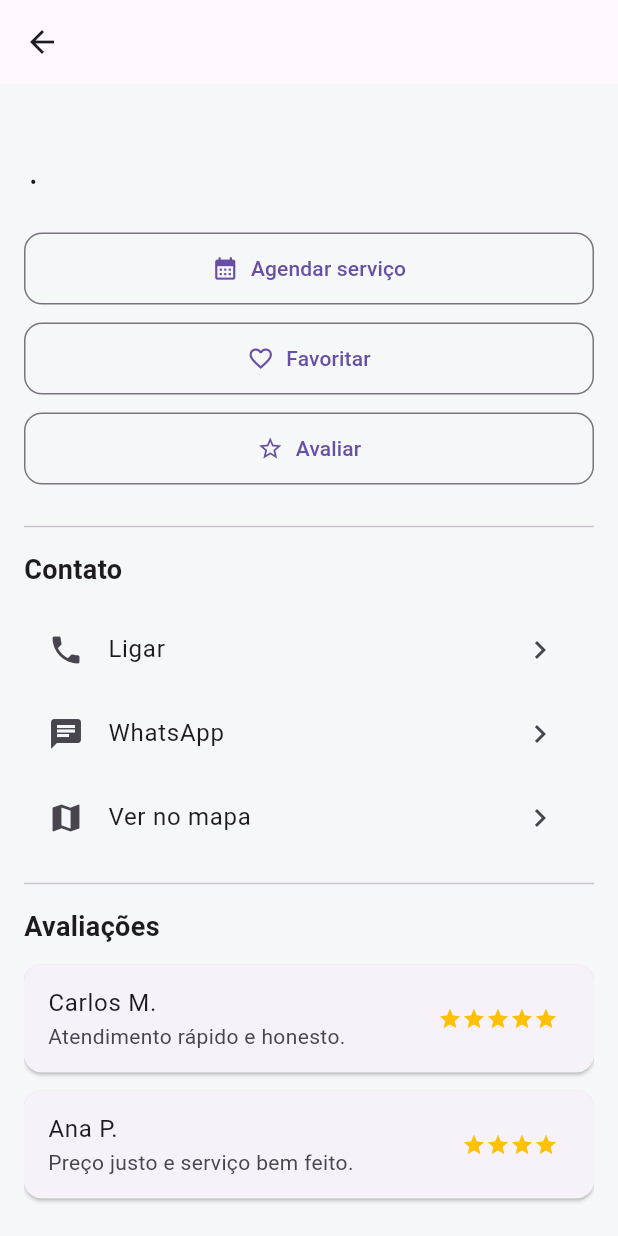
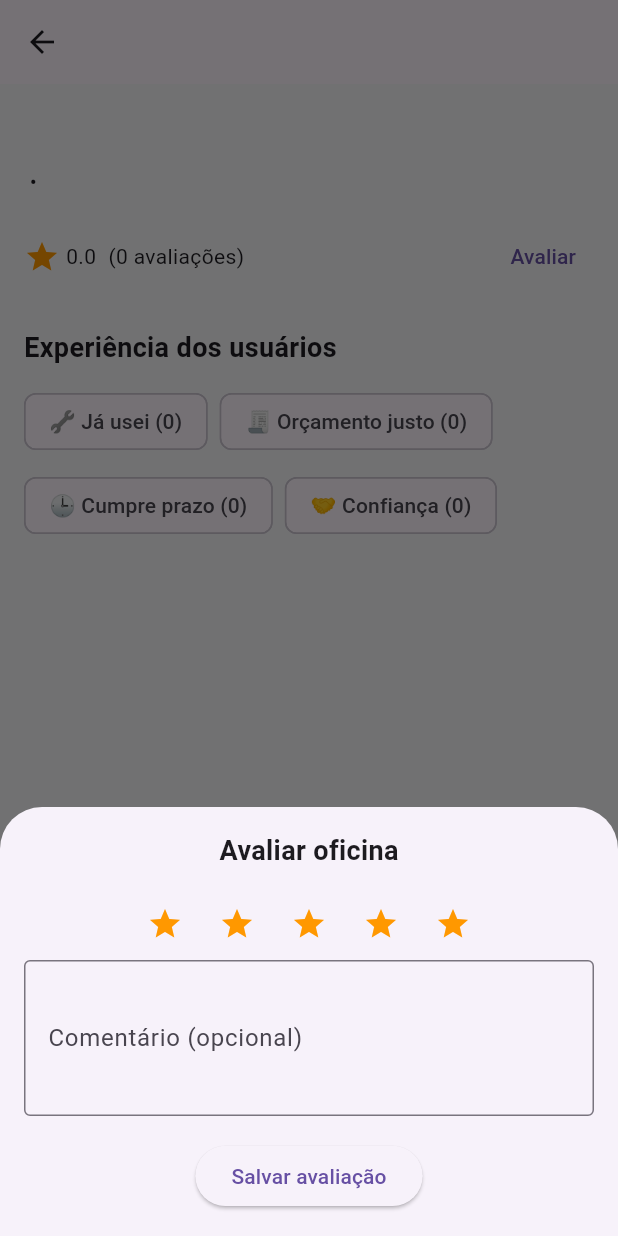
Before and after one commit to astionguitar/iCar, a Flutter app: the WorkshopDetailScreen screen opened directly with empty values, after a tap on "Avaliar", on a phone screen of 412 x 824 dp. Run offline on Flutter 3.47's test engine with Material 3 defaults, Android fonts, the phone set to English and light mode, and no system bars; our stand-ins replace supabase_flutter; accounts and stored records are empty.

Commit message:
feat: avaliações reais, comentários e tags de experiência nas oficinas

```diff
--- a/lib/screens/workshops/workshop_detail_screen.dart
+++ b/lib/screens/workshops/workshop_detail_screen.dart
@@ -1,107 +1,273 @@
 import 'package:flutter/material.dart';
 import 'package:supabase_flutter/supabase_flutter.dart';
-import 'package:url_launcher/url_launcher.dart';
 
 import '../../models/workshop.dart';
+import '../../services/workshop_experience_service.dart';
+import '../../services/workshop_review_service.dart';
 
-class WorkshopDetailScreen extends StatelessWidget {
+class WorkshopDetailScreen extends StatefulWidget {
   final Workshop workshop;
 
-  const WorkshopDetailScreen({super.key, required this.workshop});
+  const WorkshopDetailScreen({
+    super.key,
+    required this.workshop,
+  });
+
+  @override
+  State<WorkshopDetailScreen> createState() =>
+      _WorkshopDetailScreenState();
+}
+
+class _WorkshopDetailScreenState
+    extends State<WorkshopDetailScreen> {
+  final _experienceService = WorkshopExperienceService();
+  final _reviewService = WorkshopReviewService();
+
+  final Map<String, String> workshopTags = {
+    'ja_usei': '🔧 Já usei',
+    'orcamento_justo': '🧾 Orçamento justo',
+    'cumpre_prazo': '🕒 Cumpre prazo',
+    'confianca': '🤝 Confiança',
+  };
+
+  Map<String, int> tagCounts = {};
+  Set<String> userTags = {};
+
+  double avgRating = 0.0;
+  int reviewsCount = 0;
+  List<Map<String, dynamic>> reviews = [];
 
   bool get isLogged =>
       Supabase.instance.client.auth.currentUser != null;
 
+  String? get userId =>
+      Supabase.instance.client.auth.currentUser?.id;
+
   @override
-  Widget build(BuildContext context) {
-    return Scaffold(
-      appBar: AppBar(
-        title: Text(workshop.name),
+  void initState() {
+    super.initState();
+    _loadTags();
+    _loadRating();
+    _loadReviews();
+  }
+
+  // ================= TAGS =================
+
+  Future<void> _loadTags() async {
+    final data =
+        await _experienceService.fetchTags(widget.workshop.id);
+
+    final counts = <String, int>{};
+    final mine = <String>{};
+
+    for (final row in data) {
+      final tag = row['tag'] as String;
+      counts[tag] = (counts[tag] ?? 0) + 1;
+
+      if (row['user_id'] == userId) {
+        mine.add(tag);
+      }
+    }
+
+    setState(() {
+      tagCounts = counts;
+      userTags = mine;
+    });
+  }
+
+  Future<void> _toggleTag(String tag) async {
+    if (!isLogged || userId == null) {
+      _openLoginCTA();
+      return;
+    }
+
+    if (userTags.contains(tag)) {
+      await _experienceService.removeTag(
+        workshopId: widget.workshop.id,
+        tag: tag,
+        userId: userId!,
+      );
+    } else {
+      await _experienceService.addTag(
+        workshopId: widget.workshop.id,
+        tag: tag,
+        userId: userId!,
+      );
+    }
+
+    _loadTags();
+  }
+
+  // ================= RATING =================
+
+  Future<void> _loadRating() async {
+    final data = await _reviewService
+        .fetchRatingSummary(widget.workshop.id);
+
+    if (data != null) {
+      setState(() {
+        avgRating = (data['avg_rating'] as num).toDouble();
+        reviewsCount = data['total_reviews'] as int;
+      });
+    } else {
+      setState(() {
+        avgRating = 0.0;
+        reviewsCount = 0;
+      });
+    }
+  }
+
+  Future<void> _loadReviews() async {
+    final data =
+        await _reviewService.fetchReviews(widget.workshop.id);
+
+    setState(() {
+      reviews = data;
+    });
+  }
+
+  // ================= REVIEW MODAL =================
+
+  void _openReviewSheet() {
+    final user = Supabase.instance.client.auth.currentUser;
+
+    if (user == null) {
+      _openLoginCTA();
+      return;
+    }
+
+    int selectedRating = 5;
+    final commentCtrl = TextEditingController();
+
+    showModalBottomSheet(
+      context: context,
+      isScrollControlled: true,
+      builder: (_) => StatefulBuilder(
+        builder: (context, setModalState) {
+          return Padding(
+            padding: EdgeInsets.only(
+              bottom:
+                  MediaQuery.of(context).viewInsets.bottom,
+              left: 16,
+              right: 16,
+              top: 16,
             ),
-      body: Padding(
-        padding: const EdgeInsets.all(16),
-        child: ListView(
+            child: Column(
+              mainAxisSize: MainAxisSize.min,
               children: [
-            Text(
-              workshop.name,
-              style: const TextStyle(fontSize: 22, fontWeight: FontWeight.bold),
+                const Text(
+                  'Avaliar oficina',
+                  style: TextStyle(
+                    fontSize: 18,
+                    fontWeight: FontWeight.bold,
                   ),
-            const SizedBox(height: 8),
-            Text('${workshop.type} • ${workshop.neighborhood}'),
-
-            const SizedBox(height: 24),
-
-            _actionButton(
-              context,
-              icon: Icons.calendar_month,
-              label: 'Agendar serviço',
-              onTap: () => _requireLogin(context),
-            ),
-
-            _actionButton(
-              context,
-              icon: Icons.favorite_border,
-              label: 'Favoritar',
-              onTap: () => _requireLogin(context),
-            ),
-
-            _actionButton(
-              context,
-              icon: Icons.star_border,
-              label: 'Avaliar',
-              onTap: () => _requireLogin(context),
-            ),
-
-            const Divider(height: 32),
-
-            /// CONTATO — VISÍVEL PRA TODOS
-            const Text(
-              'Contato',
-              style: TextStyle(fontSize: 18, fontWeight: FontWeight.bold),
                 ),
                 const SizedBox(height: 12),
 
-            ListTile(
-              leading: const Icon(Icons.phone),
-              title: const Text('Ligar'),
-              trailing: const Icon(Icons.chevron_right),
-              onTap: () => _launch('tel:${workshop.phone}'),
+                Row(
+                  mainAxisAlignment:
+                      MainAxisAlignment.center,
+                  children: List.generate(5, (i) {
+                    return IconButton(
+                      icon: Icon(
+                        i < selectedRating
+                            ? Icons.star
+                            : Icons.star_border,
+                        color: Colors.orange,
+                      ),
+                      onPressed: () {
+                        setModalState(() {
+                          selectedRating = i + 1;
+                        });
+                      },
+                    );
+                  }),
                 ),
 
-            ListTile(
-              leading: const Icon(Icons.chat),
-              title: const Text('WhatsApp'),
-              trailing: const Icon(Icons.chevron_right),
-              onTap: () => _launch('https://wa.me/55${workshop.phone}'),
-            ),
-
-            ListTile(
-              leading: const Icon(Icons.map),
-              title: const Text('Ver no mapa'),
-              trailing: const Icon(Icons.chevron_right),
-              onTap: () => _launch(
-                'https://www.google.com/maps/search/${Uri.encodeComponent('${workshop.name} ${workshop.neighborhood}')}',
+                TextField(
+                  controller: commentCtrl,
+                  maxLines: 3,
+                  decoration: const InputDecoration(
+                    labelText: 'Comentário (opcional)',
+                    border: OutlineInputBorder(),
                   ),
                 ),
 
-            const Divider(height: 32),
+                const SizedBox(height: 16),
 
-            /// AVALIAÇÕES — VISÍVEL PRA TODOS
+                ElevatedButton(
+                  onPressed: () async {
+                    await _reviewService.upsertReview(
+                      workshopId: widget.workshop.id,
+                      userId: user.id,
+                      rating: selectedRating,
+                      comment: commentCtrl.text.trim().isEmpty
+                          ? null
+                          : commentCtrl.text.trim(),
+                    );
+
+                    Navigator.pop(context);
+                    await _loadRating();
+                    await _loadReviews();
+                  },
+                  child: const Text('Salvar avaliação'),
+                ),
+
+                const SizedBox(height: 16),
+              ],
+            ),
+          );
+        },
+      ),
+    );
+  }
+
+  // ================= CTA =================
+
+  void _openLoginCTA() {
+    showModalBottomSheet(
+      context: context,
+      builder: (_) => Padding(
+        padding: const EdgeInsets.all(16),
+        child: Column(
+          mainAxisSize: MainAxisSize.min,
+          children: [
             const Text(
-              'Avaliações',
-              style: TextStyle(fontSize: 18, fontWeight: FontWeight.bold),
+              'Entre para interagir',
+              style: TextStyle(
+                fontSize: 18,
+                fontWeight: FontWeight.bold,
+              ),
             ),
             const SizedBox(height: 12),
-
-            _review(
-              name: 'Carlos M.',
-              comment: 'Atendimento rápido e honesto.',
-              stars: 5,
+            const Text(
+              'Avalie e compartilhe sua experiência.',
+              textAlign: TextAlign.center,
             ),
-            _review(
-              name: 'Ana P.',
-              comment: 'Preço justo e serviço bem feito.',
-              stars: 4,
+            const SizedBox(height: 16),
+            Row(
+              children: [
+                Expanded(
+                  child: ElevatedButton(
+                    onPressed: () {
+                      Navigator.pop(context);
+                      Navigator.pushNamed(context, '/login');
+                    },
+                    child: const Text('Entrar'),
+                  ),
+                ),
+                const SizedBox(width: 12),
+                Expanded(
+                  child: OutlinedButton(
+                    onPressed: () {
+                      Navigator.pop(context);
+                      Navigator.pushNamed(
+                          context, '/register');
+                    },
+                    child: const Text('Criar conta'),
+                  ),
+                ),
+              ],
             ),
           ],
         ),
@@ -109,101 +275,99 @@ class WorkshopDetailScreen extends StatelessWidget {
     );
   }
 
-  // ===== COMPONENTES =====
+  // ================= UI =================
 
-  Widget _actionButton(
-    BuildContext context, {
-    required IconData icon,
-    required String label,
-    required VoidCallback onTap,
-  }) {
-    return Padding(
-      padding: const EdgeInsets.only(bottom: 12),
-      child: OutlinedButton.icon(
-        onPressed: onTap,
-        icon: Icon(icon),
-        label: Text(label),
-        style: OutlinedButton.styleFrom(
-          padding: const EdgeInsets.symmetric(vertical: 14),
-          shape: RoundedRectangleBorder(
-            borderRadius: BorderRadius.circular(12),
+  @override
+  Widget build(BuildContext context) {
+    return Scaffold(
+      appBar: AppBar(title: Text(widget.workshop.name)),
+      body: Padding(
+        padding: const EdgeInsets.all(16),
+        child: ListView(
+          children: [
+            Text(
+              widget.workshop.name,
+              style: const TextStyle(
+                fontSize: 22,
+                fontWeight: FontWeight.bold,
               ),
+            ),
+            const SizedBox(height: 8),
+            Text(
+              '${widget.workshop.type} • ${widget.workshop.neighborhood}',
+            ),
+            const SizedBox(height: 16),
+
+            Row(
+              children: [
+                const Icon(Icons.star, color: Colors.orange),
+                const SizedBox(width: 4),
+                Text(avgRating.toStringAsFixed(1)),
+                const SizedBox(width: 8),
+                Text('($reviewsCount avaliações)'),
+                const Spacer(),
+                TextButton(
+                  onPressed: _openReviewSheet,
+                  child: const Text('Avaliar'),
+                ),
+              ],
+            ),
+
+            const SizedBox(height: 24),
+
+            const Text(
+              'Experiência dos usuários',
+              style: TextStyle(
+                fontSize: 18,
+                fontWeight: FontWeight.bold,
+              ),
+            ),
+            const SizedBox(height: 12),
+
+            Wrap(
+              spacing: 8,
+              runSpacing: 8,
+              children: workshopTags.entries.map((e) {
+                final tag = e.key;
+                final label = e.value;
+                final count = tagCounts[tag] ?? 0;
+
+                return ChoiceChip(
+                  label: Text('$label ($count)'),
+                  selected: userTags.contains(tag),
+                  selectedColor: Colors.green.shade300,
+                  onSelected: (_) => _toggleTag(tag),
+                );
+              }).toList(),
+            ),
+
+            const SizedBox(height: 32),
+
+            if (reviews.isNotEmpty) ...[
+              const Text(
+                'Comentários',
+                style: TextStyle(
+                  fontSize: 18,
+                  fontWeight: FontWeight.bold,
+                ),
+              ),
+              const SizedBox(height: 12),
+
+              for (final r in reviews)
+                Card(
+                  child: ListTile(
+                    leading: const Icon(
+                      Icons.star,
+                      color: Colors.orange,
+                    ),
+                    title: Text('${r['rating']} estrelas'),
+                    subtitle: Text(r['comment'] ?? ''),
+                  ),
+                ),
+            ],
+          ],
         ),
       ),
     );
   }
-
-  Widget _review({
-    required String name,
-    required String comment,
-    required int stars,
-  }) {
-    return Card(
-      margin: const EdgeInsets.only(bottom: 12),
-      child: ListTile(
-        title: Text(name),
-        subtitle: Text(comment),
-        trailing: Row(
-          mainAxisSize: MainAxisSize.min,
-          children: List.generate(
-            stars,
-            (_) => const Icon(Icons.star, size: 16, color: Colors.amber),
-          ),
-        ),
-      ),
-    );
 }
-
-  // ===== LOGIN GATE =====
-
-  void _requireLogin(BuildContext context) {
-    if (isLogged) return;
-
-    showModalBottomSheet(
-      context: context,
-      shape: const RoundedRectangleBorder(
-        borderRadius: BorderRadius.vertical(top: Radius.circular(24)),
-      ),
-      builder: (_) {
-        return Padding(
-          padding: const EdgeInsets.all(24),
-          child: Column(
-            mainAxisSize: MainAxisSize.min,
-            children: [
-              const Icon(Icons.lock, size: 40),
-              const SizedBox(height: 16),
-              const Text(
-                'Login necessário',
-                style: TextStyle(fontSize: 18, fontWeight: FontWeight.bold),
-              ),
-              const SizedBox(height: 8),
-              const Text(
-                'Para continuar, você precisa estar logado no iCar.',
-                textAlign: TextAlign.center,
-              ),
-              const SizedBox(height: 24),
-              ElevatedButton(
-                onPressed: () {
-                  Navigator.pop(context);
-                  Navigator.pushNamed(context, '/login');
-                },
-                child: const Text('Entrar'),
-              ),
-              TextButton(
-                onPressed: () => Navigator.pop(context),
-                child: const Text('Agora não'),
-              ),
-            ],
-          ),
-        );
-      },
-    );
-  }
-
-  Future<void> _launch(String url) async {
-    final uri = Uri.parse(url);
-    if (await canLaunchUrl(uri)) {
-      await launchUrl(uri, mode: LaunchMode.externalApplication);
-    }
-  }
-}
--- /dev/null
+++ b/lib/services/workshop_experience_service.dart
@@ -0,0 +1,39 @@
+import 'package:supabase_flutter/supabase_flutter.dart';
+
+class WorkshopExperienceService {
+  final SupabaseClient _client = Supabase.instance.client;
+
+  Future<List<Map<String, dynamic>>> fetchTags(int workshopId) async {
+    final response = await _client
+        .from('workshop_experience_tags')
+        .select('tag, user_id')
+        .eq('workshop_id', workshopId);
+
+    return List<Map<String, dynamic>>.from(response);
+  }
+
+  Future<void> addTag({
+    required int workshopId,
+    required String tag,
+    required String userId,
+  }) async {
+    await _client.from('workshop_experience_tags').insert({
+      'workshop_id': workshopId,
+      'user_id': userId,
+      'tag': tag,
+    });
+  }
+
+  Future<void> removeTag({
+    required int workshopId,
+    required String tag,
+    required String userId,
+  }) async {
+    await _client
+        .from('workshop_experience_tags')
+        .delete()
+        .eq('workshop_id', workshopId)
+        .eq('user_id', userId)
+        .eq('tag', tag);
+  }
+}
--- /dev/null
+++ b/lib/services/workshop_review_service.dart
@@ -0,0 +1,53 @@
+import 'package:supabase_flutter/supabase_flutter.dart';
+
+class WorkshopReviewService {
+  final _client = Supabase.instance.client;
+
+  Future<void> upsertReview({
+    required int workshopId,
+    required String userId,
+    required int rating,
+    String? comment,
+  }) async {
+    final response = await _client
+        .from('workshop_reviews')
+        .upsert(
+          {
+            'workshop_id': workshopId,
+            'user_id': userId,
+            'rating': rating,
+            'comment': comment,
+          },
+          onConflict: 'workshop_id,user_id',
+        )
+        .select();
+
+    if (response.isEmpty) {
+      throw Exception('Erro ao salvar avaliação');
+    }
+  }
+
+  Future<List<Map<String, dynamic>>> fetchReviews(
+    int workshopId,
+  ) async {
+    final response = await _client
+        .from('workshop_reviews')
+        .select(
+          'rating, comment, created_at, user_id',
+        )
+        .eq('workshop_id', workshopId)
+        .order('created_at', ascending: false);
+
+    return List<Map<String, dynamic>>.from(response);
+  }
+
+  Future<Map<String, dynamic>?> fetchRatingSummary(
+    int workshopId,
+  ) async {
+    return await _client
+        .from('workshop_rating_summary')
+        .select()
+        .eq('workshop_id', workshopId)
+        .maybeSingle();
+  }
+}
```
Lines whose indentation alone changed are shown as unchanged.
